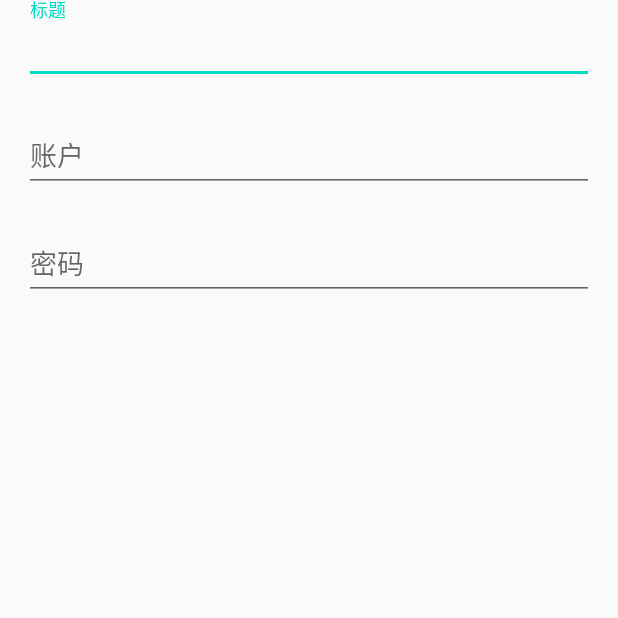
After one commit to sohnyi/liangmi_android, an Android app: the fragment PasswordFragment shown on its own in the app's theme, on a phone screen of 412 x 824 dp, the top half of it. The commit adds this screen. Run offline under Robolectric (Android 15) with nearby library versions, the phone set to English and light mode, and no system bars.

Commit message:
add the password page

```diff
--- a/app/src/main/AndroidManifest.xml
+++ b/app/src/main/AndroidManifest.xml
@@ -10,6 +10,7 @@
         android:roundIcon="@mipmap/ic_launcher_round"
         android:supportsRtl="true"
         android:theme="@style/AppTheme">
+        <activity android:name=".PasswordPagerActivity" />
         <activity android:name=".PasswordListActivity" />
         <activity
             android:name=".splash.SplashActivity"
--- /dev/null
+++ b/app/src/main/java/com/sohnyi/liangmi/PasswordFragment.kt
@@ -0,0 +1,36 @@
+package com.sohnyi.liangmi
+
+import android.os.Bundle
+import android.view.LayoutInflater
+import android.view.View
+import android.view.ViewGroup
+import androidx.fragment.app.Fragment
+
+class PasswordFragment : Fragment() {
+
+    companion object {
+
+        private const val ARG_PASSWORD_ID = "password_id"
+
+        fun newInstance(passwordId: Int?): Fragment {
+            val fragment = PasswordFragment()
+            val args = Bundle()
+            passwordId?.let {
+                args.putInt(ARG_PASSWORD_ID, passwordId)
+            }
+            return fragment.apply {
+                arguments = args
+            }
+        }
+    }
+
+    override fun onCreateView(
+        inflater: LayoutInflater,
+        container: ViewGroup?,
+        savedInstanceState: Bundle?
+    ): View = inflater.inflate(R.layout.fragment_password, container, false)
+
+    override fun onViewCreated(view: View, savedInstanceState: Bundle?) {
+        super.onViewCreated(view, savedInstanceState)
+    }
+}
--- /dev/null
+++ b/app/src/main/res/layout/fragment_password.xml
@@ -0,0 +1,73 @@
+<?xml version="1.0" encoding="utf-8"?>
+<androidx.constraintlayout.widget.ConstraintLayout xmlns:android="http://schemas.android.com/apk/res/android"
+    xmlns:app="http://schemas.android.com/apk/res-auto"
+    android:layout_width="match_parent"
+    android:layout_height="match_parent"
+    xmlns:tools="http://schemas.android.com/tools">
+
+    <com.google.android.material.textfield.TextInputLayout
+        android:id="@+id/tl_title"
+        android:layout_width="match_parent"
+        android:layout_height="wrap_content"
+        android:layout_marginHorizontal="16dp"
+        android:hint="@string/title"
+        app:layout_constraintTop_toTopOf="parent">
+
+        <com.google.android.material.textfield.TextInputEditText
+            android:id="@+id/et_title"
+            android:layout_width="match_parent"
+            android:layout_height="wrap_content"
+            android:lines="1"
+            android:textColor="@color/textBlack"
+            android:textSize="18sp" />
+
+    </com.google.android.material.textfield.TextInputLayout>
+
+    <com.google.android.material.textfield.TextInputLayout
+        android:id="@+id/tl_account"
+        android:layout_width="match_parent"
+        android:layout_height="wrap_content"
+        android:layout_marginHorizontal="16dp"
+        android:layout_marginTop="16dp"
+        android:hint="@string/account"
+        app:layout_constraintTop_toBottomOf="@id/tl_title">
+
+        <com.google.android.material.textfield.TextInputEditText
+            android:id="@+id/et_account"
+            android:layout_width="match_parent"
+            android:layout_height="wrap_content"
+            android:lines="1"
+            android:textColor="@color/textBlack"
+            android:textSize="18sp" />
+
+    </com.google.android.material.textfield.TextInputLayout>
+
+    <com.google.android.material.textfield.TextInputLayout
+        android:id="@+id/tl_password"
+        android:layout_width="match_parent"
+        android:layout_height="wrap_content"
+        android:layout_marginHorizontal="16dp"
+        android:layout_marginTop="16dp"
+        android:hint="@string/password"
+        app:layout_constraintTop_toBottomOf="@id/tl_account">
+
+        <com.google.android.material.textfield.TextInputEditText
+            android:id="@+id/et_password"
+            android:layout_width="match_parent"
+            android:layout_height="wrap_content"
+            android:lines="1"
+            android:textColor="@color/textBlack"
+            android:textSize="18sp" />
+
+    </com.google.android.material.textfield.TextInputLayout>
+
+
+    <TextView
+        android:id="@+id/tv_update_time"
+        android:layout_width="wrap_content"
+        android:layout_height="wrap_content"
+        app:layout_constraintStart_toStartOf="@id/tl_title"
+        app:layout_constraintTop_toBottomOf="@id/tl_password"
+        tools:text="Monday, April 12, 2021 6:50 AM"/>
+
+</androidx.constraintlayout.widget.ConstraintLayout>
--- a/app/src/main/res/values/strings.xml
+++ b/app/src/main/res/values/strings.xml
@@ -8,5 +8,7 @@
     <string name="wrong_password">密码错误</string>
     <string name="password">密码</string>
     <string name="invisible_password">••••••••••••</string>
+    <string name="title">标题</string>
+    <string name="account">账户</string>
 
 </resources>
```
Also changed, not shown: app/src/main/java/com/sohnyi/liangmi/PasswordPagerActivity.kt (added, +37 -0 lines), app/src/main/res/layout/activity_password_pager.xml (added, +9 -0 lines).
